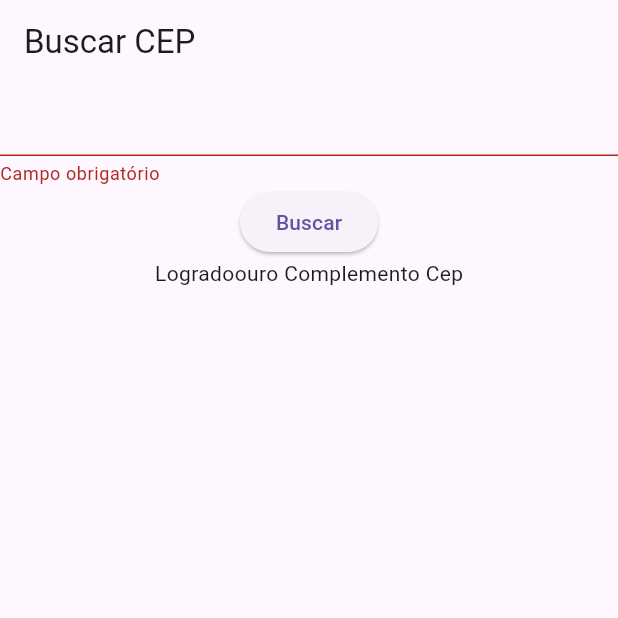
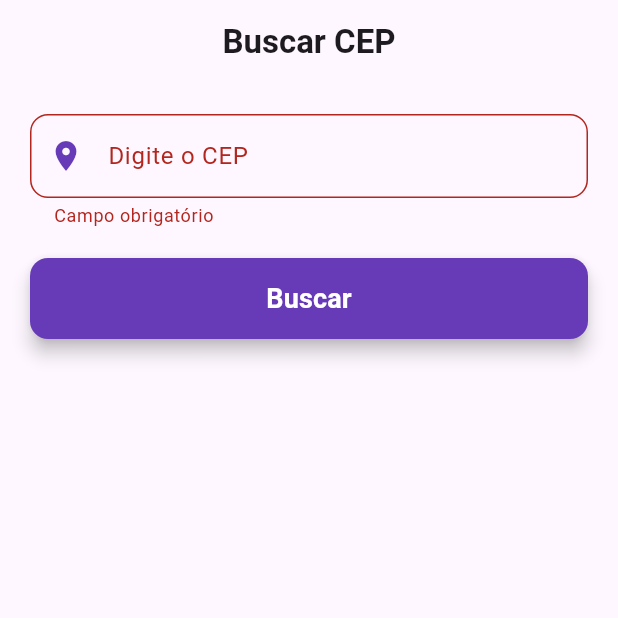
Before and after one commit to DouglasBranquinho/via-cep, a Flutter app: the screen it shows after launch, after a tap on "Buscar", on a phone screen of 412 x 824 dp, the top half of it. Run offline on Flutter 3.47's test engine with Material 3 defaults, Android fonts, the phone set to English and light mode, and no system bars.

Commit message:
Atualização do projeto

```diff
--- a/lib/models/endereco_model.dart
+++ b/lib/models/endereco_model.dart
@@ -1,32 +1,23 @@
-import 'dart:convert';
-
 class EnderecoModel {
-  final String cep;
   final String logradouro;
-  final String complemento;
+  final String bairro;
+  final String localidade;
+  final String uf;
 
   EnderecoModel({
-    required this.cep,
     required this.logradouro,
-    required this.complemento,
+    required this.bairro,
+    required this.localidade,
+    required this.uf,
   });
 
-  Map<String, dynamic> toMap() {
-    return {
-      'cep': cep,
-      'logradouro': logradouro,
-      'complemento': complemento,
-    };
-  }
-
-  factory EnderecoModel.fromMap(Map<String, dynamic> map) {
+  // Factory para construir o objeto a partir de um JSON
+  factory EnderecoModel.fromJson(Map<String, dynamic> json) {
     return EnderecoModel(
-      cep: map['cep'],
-      logradouro: map['logradouro'],
-      complemento: map['complemento'],
+      logradouro: json['logradouro'],
+      bairro: json['bairro'],
+      localidade: json['localidade'],
+      uf: json['uf'],
     );
   }
-
-  factory EnderecoModel.fromJson(String json) =>
-      EnderecoModel.fromMap(jsonDecode(json));
 }
--- a/lib/pages/home_page.dart
+++ b/lib/pages/home_page.dart
@@ -1,6 +1,6 @@
 import 'package:flutter/material.dart';
+import 'package:flutter/services.dart';
 import 'package:teste_create_flutter/models/endereco_model.dart';
-import 'package:teste_create_flutter/repositories/cep_repository.dart';
 import 'package:teste_create_flutter/repositories/cep_repository_impl_temp.dart';
 
 class HomePage extends StatefulWidget {
@@ -11,10 +11,11 @@ class HomePage extends StatefulWidget {
 }
 
 class _HomePageState extends State<HomePage> {
-  final CepRepository cepRepository = CepRepositoryImpl();
-  EnderecoModel? enderecoModel = null;
+  final CepRepositoryImpl cepRepository = CepRepositoryImpl();
+  EnderecoModel? enderecoModel;
+  bool isLoading = false;
 
-  final formkey = GlobalKey<FormState>();
+  final formKey = GlobalKey<FormState>();
   final cepEC = TextEditingController();
 
   @override
@@ -23,39 +24,110 @@ class _HomePageState extends State<HomePage> {
     super.dispose();
   }
 
+  Future<void> buscarCep() async {
+    if (formKey.currentState?.validate() ?? false) {
+      setState(() => isLoading = true);
+      try {
+        final endereco = await cepRepository.getCep(cepEC.text);
+        setState(() => enderecoModel = endereco);
+      } catch (e) {
+        ScaffoldMessenger.of(context).showSnackBar(
+          const SnackBar(content: Text('Erro ao buscar CEP')),
+        );
+      } finally {
+        setState(() => isLoading = false);
+      }
+    }
+  }
+
   @override
   Widget build(BuildContext context) {
     return Scaffold(
       appBar: AppBar(
-        title: const Text('Buscar CEP'),
+        title: const Text(
+          'Buscar CEP',
+          style: TextStyle(fontSize: 22, fontWeight: FontWeight.bold),
+        ),
+        centerTitle: true,
       ),
       body: SingleChildScrollView(
+        padding: const EdgeInsets.all(20),
         child: Form(
-          key: formkey,
+          key: formKey,
           child: Column(
+            crossAxisAlignment: CrossAxisAlignment.stretch,
             children: [
               TextFormField(
                 controller: cepEC,
+                keyboardType: TextInputType.number,
+                inputFormatters: [
+                  FilteringTextInputFormatter.digitsOnly,
+                  LengthLimitingTextInputFormatter(8),
+                ],
+                decoration: InputDecoration(
+                  labelText: 'Digite o CEP',
+                  prefixIcon:
+                      const Icon(Icons.location_on, color: Colors.deepPurple),
+                  border: OutlineInputBorder(
+                      borderRadius: BorderRadius.circular(12)),
+                ),
                 validator: (value) {
                   if (value == null || value.isEmpty) {
                     return 'Campo obrigatório';
+                  } else if (value.length != 8) {
+                    return 'CEP deve ter 8 dígitos';
                   }
                   return null;
                 },
               ),
+              const SizedBox(height: 20),
               ElevatedButton(
-                onPressed: () async {
-                  final valid = formkey.currentState?.validate() ?? false;
-                  if (valid) {
-                    final endereco = await cepRepository.getCep(cepEC.text);
-                    setState(() {
-                      enderecoModel = endereco;
-                    });
-                  }
-                },
-                child: const Text('Buscar'),
+                onPressed: isLoading ? null : buscarCep,
+                style: ElevatedButton.styleFrom(
+                  backgroundColor: Colors.deepPurple,
+                  padding: const EdgeInsets.symmetric(vertical: 14),
+                  shape: RoundedRectangleBorder(
+                      borderRadius: BorderRadius.circular(12)),
+                  elevation: 5,
+                ),
+                child: isLoading
+                    ? const CircularProgressIndicator(color: Colors.white)
+                    : const Text(
+                        'Buscar',
+                        style: TextStyle(
+                            fontSize: 18,
+                            fontWeight: FontWeight.bold,
+                            color: Colors.white),
+                      ),
               ),
-              Text('Logradoouro Complemento Cep'),
+              const SizedBox(height: 20),
+              if (enderecoModel != null)
+                Container(
+                  padding: const EdgeInsets.all(16),
+                  decoration: BoxDecoration(
+                    color: Colors.grey[200],
+                    borderRadius: BorderRadius.circular(12),
+                    boxShadow: [
+                      BoxShadow(
+                        color: Colors.black12,
+                        blurRadius: 5,
+                        spreadRadius: 1,
+                      )
+                    ],
+                  ),
+                  child: Column(
+                    crossAxisAlignment: CrossAxisAlignment.start,
+                    children: [
+                      Text(
+                        '📍 Logradouro: ${enderecoModel!.logradouro}',
+                        style: const TextStyle(fontWeight: FontWeight.bold),
+                      ),
+                      Text('🏡 Bairro: ${enderecoModel!.bairro}'),
+                      Text('🏙️ Cidade: ${enderecoModel!.localidade}'),
+                      Text('🗺️ Estado: ${enderecoModel!.uf}'),
+                    ],
+                  ),
+                ),
             ],
           ),
         ),
--- a/lib/repositories/cep_repository_impl_temp.dart
+++ b/lib/repositories/cep_repository_impl_temp.dart
@@ -1,20 +1,35 @@
-import 'dart:developer';
-
+import 'package:http/http.dart' as http;
+import 'dart:convert';
 import 'package:teste_create_flutter/models/endereco_model.dart';
-
-import './cep_repository.dart';
-import 'package:dio/dio.dart';
+import 'cep_repository.dart';
 
 class CepRepositoryImpl implements CepRepository {
   @override
   Future<EnderecoModel> getCep(String cep) async {
+    // Validação do CEP antes de fazer a requisição
+    if (cep.length != 8 || int.tryParse(cep) == null) {
+      throw Exception('CEP inválido. Digite um CEP com 8 números.');
+    }
+
+    final url = Uri.parse('https://viacep.com.br/ws/$cep/json/');
+
     try {
-      final result = await Dio().get('https://viacep.com.br/ws/$cep/json');
-      log(result.data);
-      return EnderecoModel.fromMap(result.data);
-    } on DioException catch (e) {
-      log('Erro ao buscar CEP $e');
-      throw Exception('Erro ao buscar CEP');
+      final response = await http.get(url);
+
+      if (response.statusCode == 200) {
+        final data = json.decode(response.body);
+
+        if (data.containsKey('erro')) {
+          throw Exception('CEP não encontrado.');
+        }
+
+        return EnderecoModel.fromJson(data);
+      } else {
+        throw Exception(
+            'Erro ao buscar CEP: Servidor retornou ${response.statusCode}');
+      }
+    } catch (e) {
+      throw Exception('Erro de conexão: ${e.toString()}');
     }
   }
 }
--- a/pubspec.yaml
+++ b/pubspec.yaml
@@ -10,13 +10,12 @@ environment:
 dependencies:
   flutter:
     sdk: flutter
-  dio: ^5.8.0+1
+  http: ^1.3.0  # <-- Dependência http, sem o dio
   # ... suas outras dependências
 
 dev_dependencies:
   flutter_test:
     sdk: flutter
-
   flutter_lints: ^2.0.0  # <-- Corrigido! Agora está no nível correto.
 
 dependency_overrides:  # <--- SEÇÃO dependency_overrides
```
Also changed, not shown: pubspec.lock, 4 other files.
